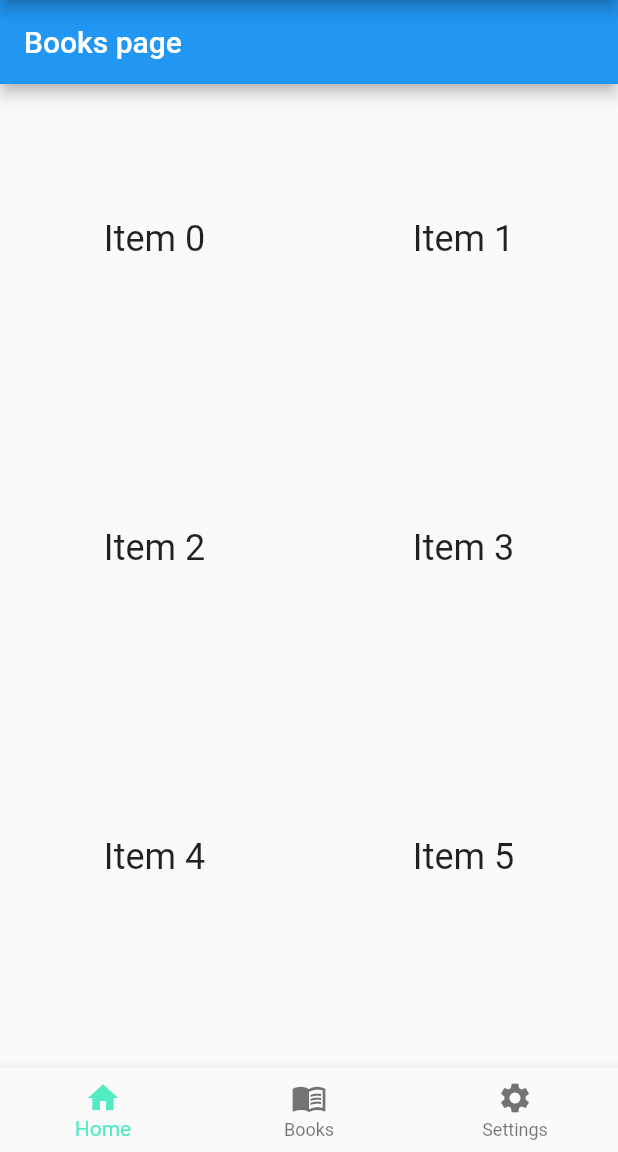
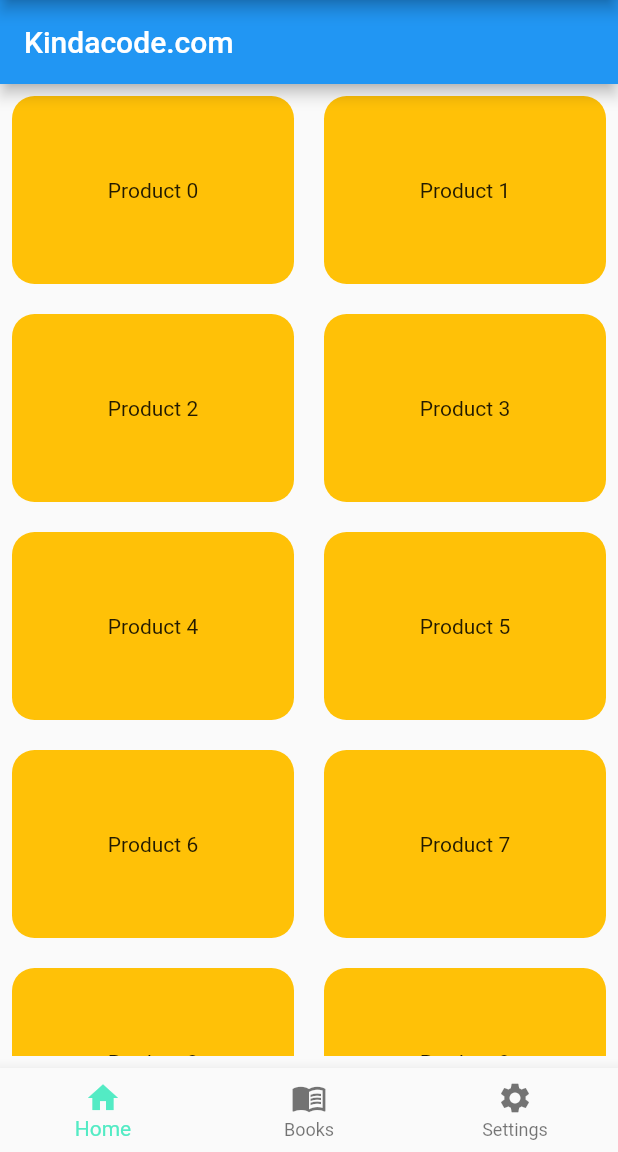
Before and after one commit to mds-iyad/Bibliotek, a Flutter app: the screen it shows after launch, swiped to page 2, on a phone screen of 412 x 824 dp, the part 84-1236 px from its top. Run offline on Flutter 3.47's test engine with Material 2 defaults, Android fonts, the light colour scheme and no system bars; our stand-ins replace shared_preferences.

Commit message:
rework grid

```diff
--- a/lib/pages/book_page.dart
+++ b/lib/pages/book_page.dart
@@ -9,29 +9,50 @@ class BooksPage extends StatefulWidget {
 
 class _BooksPageState extends State<BooksPage> {
 
-@override
+
+  @override
   Widget build(BuildContext context) {
+    return MaterialApp(
+      // Hide the debug banner
+      debugShowCheckedModeBanner: false,
+      title: 'Kindacode.com',
+      home: HomeScreen(),
+    );
+  }
+}
 
-    return MaterialApp(
-      home: Scaffold(
-        appBar: AppBar(
-          title: const Text("Books page"),
-        ),
-        body: GridView.count(
-          // Create a grid with 2 columns. If you change the scrollDirection to
-          // horizontal, this produces 2 rows.
-          crossAxisCount: 2,
-          // Generate 100 widgets that display their index in the List.
-          children: List.generate(10
-          , (index) {
-            return Center(
-              child: Text(
-                'Item $index',
-                style: Theme.of(context).textTheme.headline5,
-              ),
-            );
-          }),
-        ),
+class HomeScreen extends StatelessWidget {
+  HomeScreen({Key? key}) : super(key: key);
+
+  final List<Map> myProducts =
+      List.generate(100, (index) => {"id": index, "name": "Product $index"})
+          .toList();
+
+  @override
+  Widget build(BuildContext context) {
+    return Scaffold(
+      appBar: AppBar(
+        title: const Text('Kindacode.com'),
+      ),
+      body: Padding(
+        padding: const EdgeInsets.all(8.0),
+        // implement GridView.builder
+        child: GridView.builder(
+            gridDelegate: const SliverGridDelegateWithMaxCrossAxisExtent(
+                maxCrossAxisExtent: 200,
+                childAspectRatio: 3 / 2,
+                crossAxisSpacing: 20,
+                mainAxisSpacing: 20),
+            itemCount: myProducts.length,
+            itemBuilder: (BuildContext ctx, index) {
+              return Container(
+                alignment: Alignment.center,
+                decoration: BoxDecoration(
+                    color: Colors.amber,
+                    borderRadius: BorderRadius.circular(15)),
+                child: Text(myProducts[index]["name"]),
+              );
+            }),
       ),
     );
   }
```
